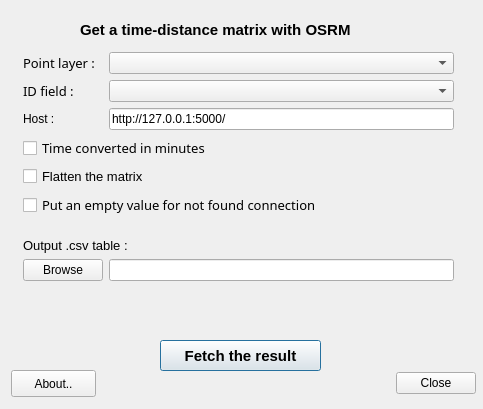
First picture: the form in osrm_table_dialog_base.ui, repository mthh/osrm-qgis-plugin, before the edit.
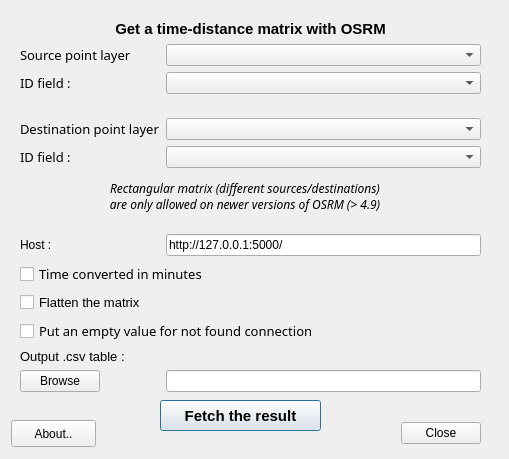
Second picture: the form after the edit. Custom widgets are drawn as their Qt base class.

Commit message: Add support for new OSRM rectangular matrix

```diff
--- a/osrm_table_dialog_base.ui
+++ b/osrm_table_dialog_base.ui
@@ -6,42 +6,18 @@
    <rect>
     <x>0</x>
     <y>0</y>
-    <width>483</width>
-    <height>409</height>
+    <width>509</width>
+    <height>459</height>
    </rect>
   </property>
   <property name="windowTitle">
    <string>OSRM</string>
   </property>
-  <widget class="QLabel" name="label_subtitle">
-   <property name="geometry">
-    <rect>
-     <x>80</x>
-     <y>20</y>
-     <width>321</width>
-     <height>20</height>
-    </rect>
-   </property>
-   <property name="font">
-    <font>
-     <family>Arial</family>
-     <pointsize>11</pointsize>
-     <weight>75</weight>
-     <bold>true</bold>
-    </font>
-   </property>
-   <property name="toolTip">
-    <string>&lt;html&gt;&lt;head/&gt;&lt;body&gt;&lt;p align=&quot;center&quot;&gt;&lt;br/&gt;&lt;/p&gt;&lt;/body&gt;&lt;/html&gt;</string>
-   </property>
-   <property name="text">
-    <string>Get a time-distance matrix with OSRM</string>
-   </property>
-  </widget>
   <widget class="QPushButton" name="pushButton_fetch">
    <property name="geometry">
     <rect>
      <x>160</x>
-     <y>340</y>
+     <y>400</y>
      <width>161</width>
      <height>31</height>
     </rect>
@@ -61,7 +37,7 @@
    <property name="geometry">
     <rect>
      <x>11</x>
-     <y>370</y>
+     <y>420</y>
      <width>85</width>
      <height>27</height>
     </rect>
@@ -73,8 +49,8 @@
   <widget class="QDialogButtonBox" name="close_button_box">
    <property name="geometry">
     <rect>
-     <x>385</x>
-     <y>370</y>
+     <x>390</x>
+     <y>420</y>
      <width>91</width>
      <height>27</height>
     </rect>
@@ -89,17 +65,17 @@
   <widget class="QWidget" name="layoutWidget">
    <property name="geometry">
     <rect>
-     <x>23</x>
-     <y>52</y>
-     <width>431</width>
-     <height>281</height>
+     <x>20</x>
+     <y>20</y>
+     <width>461</width>
+     <height>372</height>
     </rect>
    </property>
    <layout class="QFormLayout" name="formLayout">
     <property name="fieldGrowthPolicy">
      <enum>QFormLayout::AllNonFixedFieldsGrow</enum>
     </property>
-    <item row="1" column="0">
+    <item row="2" column="0">
      <widget class="QLabel" name="label_3">
       <property name="font">
        <font>
@@ -108,25 +84,118 @@
        </font>
       </property>
       <property name="text">
-       <string>Point layer :</string>
+       <string>Source point layer</string>
+      </property>
+     </widget>
+    </item>
+    <item row="2" column="1">
+     <widget class="QgsMapLayerComboBox" name="comboBox_layer">
+      <property name="filters">
+       <set>QgsMapLayerProxyModel::PointLayer</set>
       </property>
      </widget>
     </item>
     <item row="3" column="0">
+     <widget class="QLabel" name="label_5">
+      <property name="font">
+       <font>
+        <family>Sans Serif</family>
+        <pointsize>10</pointsize>
+       </font>
+      </property>
+      <property name="text">
+       <string>ID field :</string>
+      </property>
+     </widget>
+    </item>
+    <item row="3" column="1">
+     <widget class="QgsFieldComboBox" name="comboBox_idfield">
+      <property name="filters">
+       <set>QgsFieldProxyModel::Double|QgsFieldProxyModel::Int|QgsFieldProxyModel::LongLong|QgsFieldProxyModel::Numeric|QgsFieldProxyModel::String</set>
+      </property>
+     </widget>
+    </item>
+    <item row="4" column="1">
+     <spacer name="verticalSpacer">
+      <property name="orientation">
+       <enum>Qt::Vertical</enum>
+      </property>
+      <property name="sizeHint" stdset="0">
+       <size>
+        <width>20</width>
+        <height>40</height>
+       </size>
+      </property>
+     </spacer>
+    </item>
+    <item row="6" column="0">
+     <widget class="QLabel" name="label_6">
+      <property name="font">
+       <font>
+        <family>Sans Serif</family>
+        <pointsize>10</pointsize>
+       </font>
+      </property>
+      <property name="text">
+       <string>Destination point layer</string>
+      </property>
+     </widget>
+    </item>
+    <item row="6" column="1">
+     <widget class="QgsMapLayerComboBox" name="comboBox_layer_2">
+      <property name="filters">
+       <set>QgsMapLayerProxyModel::PointLayer</set>
+      </property>
+     </widget>
+    </item>
+    <item row="7" column="0">
+     <widget class="QLabel" name="label_7">
+      <property name="font">
+       <font>
+        <family>Sans Serif</family>
+        <pointsize>10</pointsize>
+       </font>
+      </property>
+      <property name="text">
+       <string>ID field :</string>
+      </property>
+     </widget>
+    </item>
+    <item row="7" column="1">
+     <widget class="QgsFieldComboBox" name="comboBox_idfield_2">
+      <property name="filters">
+       <set>QgsFieldProxyModel::Double|QgsFieldProxyModel::Int|QgsFieldProxyModel::LongLong|QgsFieldProxyModel::Numeric|QgsFieldProxyModel::String</set>
+      </property>
+     </widget>
+    </item>
+    <item row="9" column="1">
+     <spacer name="verticalSpacer_2">
+      <property name="orientation">
+       <enum>Qt::Vertical</enum>
+      </property>
+      <property name="sizeHint" stdset="0">
+       <size>
+        <width>20</width>
+        <height>40</height>
+       </size>
+      </property>
+     </spacer>
+    </item>
+    <item row="10" column="0">
      <widget class="QLabel" name="labem_host">
       <property name="text">
        <string>Host :</string>
       </property>
      </widget>
     </item>
-    <item row="3" column="1">
+    <item row="10" column="1">
      <widget class="QLineEdit" name="lineEdit_host">
       <property name="text">
        <string>http://127.0.0.1:5000/</string>
       </property>
      </widget>
     </item>
-    <item row="5" column="0" colspan="2">
+    <item row="12" column="0" colspan="2">
      <widget class="QCheckBox" name="checkBox_minutes">
       <property name="font">
        <font>
@@ -140,7 +209,7 @@
       </property>
      </widget>
     </item>
-    <item row="6" column="0" colspan="2">
+    <item row="13" column="0" colspan="2">
      <widget class="QCheckBox" name="checkBox_flatten">
       <property name="font">
        <font>
@@ -153,7 +222,7 @@
       </property>
      </widget>
     </item>
-    <item row="7" column="0" colspan="2">
+    <item row="14" column="0" colspan="2">
      <widget class="QCheckBox" name="checkBox_empty_val">
       <property name="font">
        <font>
@@ -166,7 +235,20 @@
       </property>
      </widget>
     </item>
-    <item row="11" column="0">
+    <item row="16" column="0" colspan="2">
+     <widget class="QLabel" name="label_4">
+      <property name="font">
+       <font>
+        <family>Arial</family>
+        <pointsize>10</pointsize>
+       </font>
+      </property>
+      <property name="text">
+       <string>Output .csv table :</string>
+      </property>
+     </widget>
+    </item>
+    <item row="18" column="0">
      <widget class="QPushButton" name="pushButton_browse">
       <property name="text">
        <string>Browse</string>
@@ -182,43 +264,27 @@
       </property>
      </widget>
     </item>
-    <item row="11" column="1">
+    <item row="18" column="1">
      <widget class="QLineEdit" name="lineEdit_output">
       <property name="text">
        <string/>
       </property>
      </widget>
     </item>
-    <item row="1" column="1">
-     <widget class="QgsMapLayerComboBox" name="comboBox_layer">
-      <property name="filters">
-       <set>QgsMapLayerProxyModel::PointLayer</set>
+    <item row="8" column="0" colspan="2">
+     <widget class="QLabel" name="label_8">
+      <property name="minimumSize">
+       <size>
+        <width>25</width>
+        <height>45</height>
+       </size>
       </property>
-     </widget>
-    </item>
-    <item row="9" column="0" colspan="2">
-     <widget class="QLabel" name="label_4">
-      <property name="font">
-       <font>
-        <family>Arial</family>
-        <pointsize>10</pointsize>
-       </font>
+      <property name="maximumSize">
+       <size>
+        <width>450</width>
+        <height>140</height>
+       </size>
       </property>
-      <property name="text">
-       <string>
-Output .csv table :</string>
-      </property>
-     </widget>
-    </item>
-    <item row="2" column="1">
-     <widget class="QgsFieldComboBox" name="comboBox_idfield">
-      <property name="filters">
-       <set>QgsFieldProxyModel::Double|QgsFieldProxyModel::Int|QgsFieldProxyModel::LongLong|QgsFieldProxyModel::Numeric|QgsFieldProxyModel::String</set>
-      </property>
-     </widget>
-    </item>
-    <item row="2" column="0">
-     <widget class="QLabel" name="label_5">
       <property name="font">
        <font>
         <family>Sans Serif</family>
@@ -226,7 +292,38 @@
        </font>
       </property>
       <property name="text">
-       <string>ID field :</string>
+       <string>&lt;html&gt;&lt;head/&gt;&lt;body&gt;&lt;p align=&quot;center&quot;&gt;&lt;span style=&quot; font-size:9pt; font-style:italic;&quot;&gt;Rectangular matrix (different sources/destinations)&lt;br/&gt;are only allowed on newer versions of OSRM (&amp;gt; 4.9)&lt;/span&gt;&lt;/p&gt;&lt;/body&gt;&lt;/html&gt;</string>
+      </property>
+     </widget>
+    </item>
+    <item row="5" column="1">
+     <spacer name="verticalSpacer_3">
+      <property name="orientation">
+       <enum>Qt::Vertical</enum>
+      </property>
+      <property name="sizeHint" stdset="0">
+       <size>
+        <width>20</width>
+        <height>40</height>
+       </size>
+      </property>
+     </spacer>
+    </item>
+    <item row="1" column="0" colspan="2">
+     <widget class="QLabel" name="label_subtitle">
+      <property name="font">
+       <font>
+        <family>Arial</family>
+        <pointsize>11</pointsize>
+        <weight>75</weight>
+        <bold>true</bold>
+       </font>
+      </property>
+      <property name="toolTip">
+       <string>&lt;html&gt;&lt;head/&gt;&lt;body&gt;&lt;p align=&quot;center&quot;&gt;&lt;br/&gt;&lt;/p&gt;&lt;/body&gt;&lt;/html&gt;</string>
+      </property>
+      <property name="text">
+       <string>&lt;html&gt;&lt;head/&gt;&lt;body&gt;&lt;p align=&quot;center&quot;&gt;Get a time-distance matrix with OSRM&lt;/p&gt;&lt;/body&gt;&lt;/html&gt;</string>
       </property>
      </widget>
     </item>
```
Left out of the diff: 1 changed line with no effect on the pictures. The commit also changes 5 other files.
